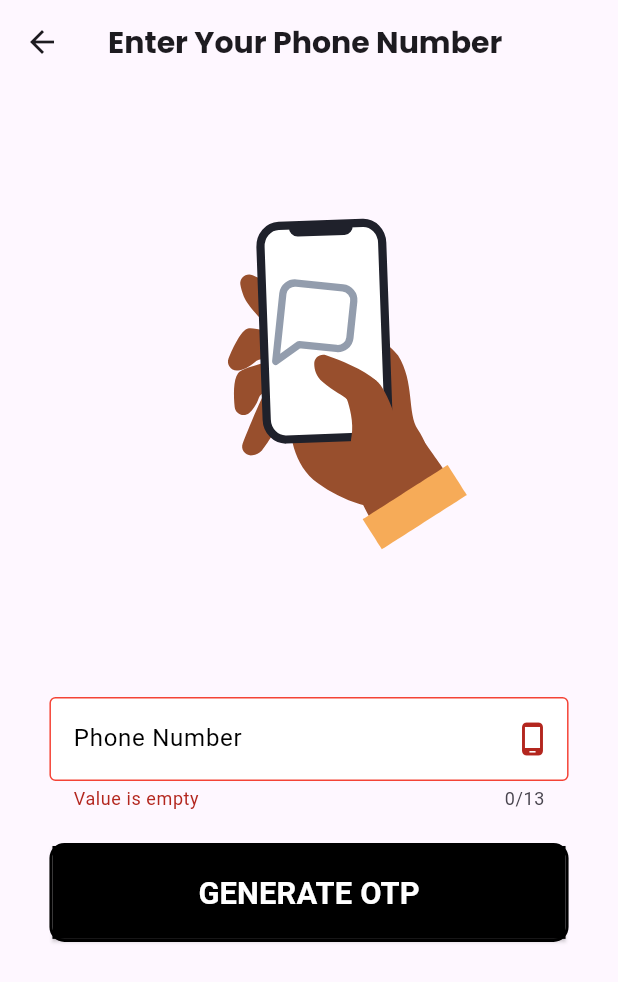
After one commit to farhan-kt/RoadWay_firebase, a Flutter app: the PhoneScreen screen opened directly, after a tap on "GENERATE OTP", on a phone screen of 412 x 824 dp. The commit adds this screen. Shown: the top 982 px of the screen. Run offline on Flutter 3.47's test engine with Material 3 defaults, Android fonts, the phone set to English and light mode, and no system bars; our stand-ins replace cloud_firestore, firebase_auth, firebase_core, firebase_storage, google_fonts, google_sign_in and 2 more; accounts and stored records are empty; Roboto replaces fonts that are missing (Abel).

Commit message:
otp authentication updated

```diff
--- a/lib/controller/authentication_provider.dart
+++ b/lib/controller/authentication_provider.dart
@@ -1,7 +1,7 @@
+import 'package:flutter/material.dart';
+import 'package:firebase_auth/firebase_auth.dart';
+import 'package:car_sale_firebase/view/admin/admin_data.dart';
 import 'package:car_sale_firebase/service/authentication_service.dart';
-import 'package:car_sale_firebase/view/admin/admin_data.dart';
-import 'package:firebase_auth/firebase_auth.dart';
-import 'package:flutter/material.dart';
 
 class AuthenticationProvider extends ChangeNotifier {
   TextEditingController adminController = TextEditingController();
@@ -11,10 +11,12 @@ class AuthenticationProvider extends ChangeNotifier {
   TextEditingController loginPasswordController = TextEditingController();
   TextEditingController registerPasswordController = TextEditingController();
   TextEditingController confirmPasswordController = TextEditingController();
+  TextEditingController phoneController = TextEditingController();
   bool obscureText = true;
   bool isLoading = false;
   final loginFormkey = GlobalKey<FormState>();
   final registerFormkey = GlobalKey<FormState>();
+  final otpFormKey = GlobalKey<FormState>();
   final adminFormkey = GlobalKey<FormState>();
   final FirebaseAuth firebaseAuth = FirebaseAuth.instance;
   final AuthenticationService authService = AuthenticationService();
@@ -22,7 +24,7 @@ class AuthenticationProvider extends ChangeNotifier {
   void adminLogin(context) {
     if (adminController.text == 'farhan' && adminPassController.text == '123') {
       Navigator.push(context,
-          MaterialPageRoute(builder: (context) => AdminAddDataScreen()));
+          MaterialPageRoute(builder: (context) => const AdminAddDataScreen()));
       adminController.clear();
       adminPassController.clear();
     }
@@ -31,6 +33,10 @@ class AuthenticationProvider extends ChangeNotifier {
   void clearAdminController() {
     adminController.clear();
     adminPassController.clear();
+  }
+
+  void clearPhoneController() {
+    phoneController.clear();
   }
 
   void clearLoginControllers() {
@@ -66,7 +72,7 @@ class AuthenticationProvider extends ChangeNotifier {
     notifyListeners();
   }
 
-  gitHubSignIn() async {
+  Future<void> gitHubSignIn() async {
     try {
       await authService.gitHubSignIn();
     } catch (e) {
@@ -79,4 +85,14 @@ class AuthenticationProvider extends ChangeNotifier {
     obscureText = !obscureText;
     notifyListeners();
   }
+
+  Future<void> getOtp(phoneNumber) async {
+    await authService.getOtp(phoneNumber);
+    notifyListeners();
+  }
+
+  Future<void> verifyOtp(otp, context) async {
+    await authService.verifyOtp(otp, context);
+    notifyListeners();
+  }
 }
--- a/lib/service/car_service.dart
+++ b/lib/service/car_service.dart
@@ -8,7 +8,7 @@ import 'package:firebase_storage/firebase_storage.dart';
 import 'package:image_picker/image_picker.dart';
 
 class CarService {
-  String Car = 'car';
+  String cars = 'car';
   FirebaseFirestore firestore = FirebaseFirestore.instance;
   late CollectionReference<CarModel> car;
   Reference storage = FirebaseStorage.instance.ref();
@@ -16,7 +16,7 @@ class CarService {
   final ImagePicker imagePicker = ImagePicker();
 
   CarService() {
-    car = firestore.collection(Car).withConverter<CarModel>(
+    car = firestore.collection(cars).withConverter<CarModel>(
         fromFirestore: (snapshot, options) {
       return CarModel.fromJson(snapshot.id, snapshot.data()!);
     }, toFirestore: (value, options) {
--- /dev/null
+++ b/lib/view/authentication_screens.dart/phone.dart
@@ -0,0 +1,74 @@
+import 'package:car_sale_firebase/controller/authentication_provider.dart';
+import 'package:car_sale_firebase/view/authentication_screens.dart/otp_page.dart';
+import 'package:car_sale_firebase/view/authentication_screens.dart/widgets/login_widgets.dart';
+import 'package:car_sale_firebase/widget/button_widget.dart';
+import 'package:car_sale_firebase/widget/snackbar_widget.dart';
+import 'package:car_sale_firebase/widget/textstyle_widget.dart';
+import 'package:flutter/cupertino.dart';
+import 'package:flutter/material.dart';
+import 'package:flutter/widgets.dart';
+import 'package:lottie/lottie.dart';
+import 'package:provider/provider.dart';
+
+class PhoneScreen extends StatelessWidget {
+  const PhoneScreen({super.key});
+
+  @override
+  Widget build(BuildContext context) {
+    Size size = MediaQuery.of(context).size;
+    final authProvider =
+        Provider.of<AuthenticationProvider>(context, listen: false);
+    const OutlineInputBorder inputBorderColor = OutlineInputBorder(
+      borderSide: BorderSide(color: Colors.black),
+    );
+    return Scaffold(
+      appBar: AppBar(
+          title: textPoppins(
+              name: 'Enter Your Phone Number',
+              fontsize: 20,
+              fontweight: FontWeight.bold)),
+      body: SingleChildScrollView(
+        scrollDirection: Axis.vertical,
+        child: Column(crossAxisAlignment: CrossAxisAlignment.center, children: [
+          Padding(
+            padding: EdgeInsets.only(left: size.width * .05),
+            child: Container(
+              height: size.height * .4,
+              width: size.width * .8,
+              child: Lottie.asset('assets/otp.json', fit: BoxFit.cover),
+            ),
+          ),
+          SizedBox(height: size.height * .07),
+          Container(
+            height: size.height * .25,
+            padding: EdgeInsets.symmetric(horizontal: size.width * .08),
+            child: Column(
+              mainAxisAlignment: MainAxisAlignment.spaceEvenly,
+              children: [
+                Form(
+                    key: authProvider.otpFormKey,
+                    child: LoginWidgets().phoneTextFormField(context)),
+                ButtonWidgets().rectangleButton(size, name: 'GENERATE OTP',
+                    onPressed: () {
+                  if (authProvider.otpFormKey.currentState!.validate()) {
+                    try {
+                      authProvider.getOtp(authProvider.phoneController.text);
+                      Navigator.push(context,
+                          MaterialPageRoute(builder: (context) => OtpScreen()));
+                      authProvider.clearPhoneController();
+                      SnackBarWidget().showSuccessSnackbar(
+                          context, 'OTP had send successfully');
+                    } catch (e) {
+                      SnackBarWidget().showErrorSnackbar(
+                          context, 'Please enter a valid mobile number');
+                    }
+                  }
+                })
+              ],
+            ),
+          ),
+        ]),
+      ),
+    );
+  }
+}
--- a/lib/view/authentication_screens.dart/widgets/login_widgets.dart
+++ b/lib/view/authentication_screens.dart/widgets/login_widgets.dart
@@ -1,6 +1,8 @@
 import 'package:car_sale_firebase/controller/authentication_provider.dart';
+import 'package:car_sale_firebase/view/authentication_screens.dart/phone.dart';
 import 'package:car_sale_firebase/widget/bottom_screen.dart';
 import 'package:flutter/material.dart';
+import 'package:flutter/services.dart';
 import 'package:provider/provider.dart';
 
 class LoginWidgets {
@@ -47,7 +49,10 @@ class LoginWidgets {
           height: size.height * .0344,
           width: size.width * .073,
           child: InkWell(
-            onTap: () {},
+            onTap: () {
+              Navigator.push(context,
+                  MaterialPageRoute(builder: (context) => const PhoneScreen()));
+            },
             child: const Image(
                 fit: BoxFit.cover,
                 image: NetworkImage(
@@ -57,4 +62,45 @@ class LoginWidgets {
       ],
     );
   }
+
+  Widget phoneTextFormField(context) {
+    final authProvider =
+        Provider.of<AuthenticationProvider>(context, listen: false);
+    return TextFormField(
+      validator: (value) {
+        if (value == null || value.isEmpty) {
+          return 'Value is empty';
+        } else {
+          return null;
+        }
+      },
+      maxLength: 13,
+      controller: authProvider.phoneController,
+      onChanged: (value) {
+        authProvider.getOtp(authProvider.phoneController.text);
+      },
+      keyboardType: TextInputType.number,
+      inputFormatters: [FilteringTextInputFormatter.digitsOnly],
+      decoration: const InputDecoration(
+        suffixIcon: Icon(Icons.phone_android_outlined),
+        labelText: 'Phone Number',
+        labelStyle: TextStyle(color: Colors.black),
+        fillColor: Colors.white,
+        filled: true,
+        border: InputBorder.none,
+        enabledBorder: OutlineInputBorder(
+          borderSide: BorderSide(color: Color(0xFF00246B)),
+        ),
+        focusedBorder: OutlineInputBorder(
+          borderSide: BorderSide(color: Color(0xFF00246B)),
+        ),
+        errorBorder: OutlineInputBorder(
+          borderSide: BorderSide(color: Colors.red),
+        ),
+        focusedErrorBorder: OutlineInputBorder(
+          borderSide: BorderSide(color: Color(0xFF00246B)),
+        ),
+      ),
+    );
+  }
 }
--- a/lib/view/welcome/welcome_screen.dart
+++ b/lib/view/welcome/welcome_screen.dart
@@ -1,8 +1,7 @@
-import 'package:car_sale_firebase/view/authentication_screens.dart/authentication.dart';
-import 'package:car_sale_firebase/view/select_login.dart';
+import 'package:flutter/material.dart';
 import 'package:car_sale_firebase/widget/button_widget.dart';
 import 'package:car_sale_firebase/widget/textstyle_widget.dart';
-import 'package:flutter/material.dart';
+import 'package:car_sale_firebase/view/authentication_screens.dart/authentication.dart';
 
 class WelcomeScreen extends StatelessWidget {
   const WelcomeScreen({super.key});
```
Also changed, not shown: assets/otp.json (added, +1 -0 lines), lib/main.dart (+7 -7 lines), lib/service/authentication_service.dart (+49 -8 lines), lib/view/authentication_screens.dart/otp_page.dart (added, +10 -0 lines), lib/view/authentication_screens.dart/register_screen.dart (+7 -7 lines), lib/view/select_login.dart (+6 -6 lines), lib/view/settings/settings.dart (+7 -8 lines), lib/widget/bottom_screen.dart (+10 -5 lines), lib/widget/home_product_details_container.dart (+9 -8 lines), lib/widget/settings_screen_widgets.dart (+5 -3 lines).
